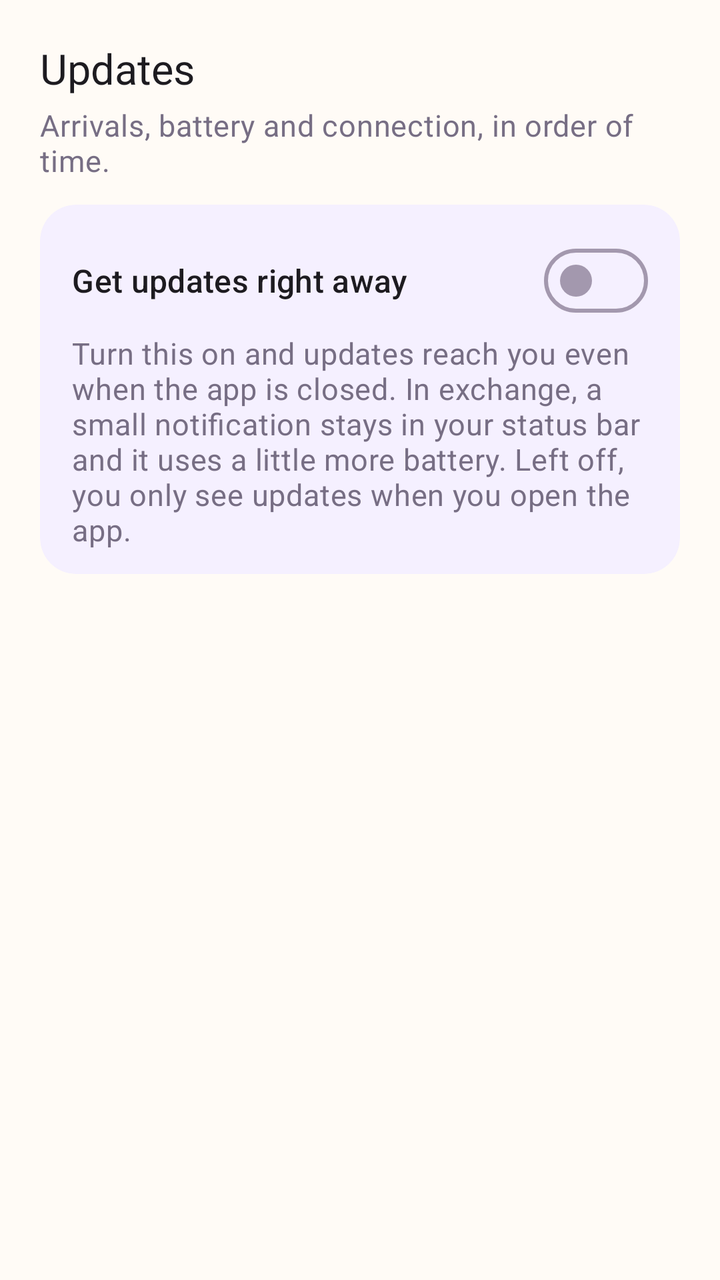
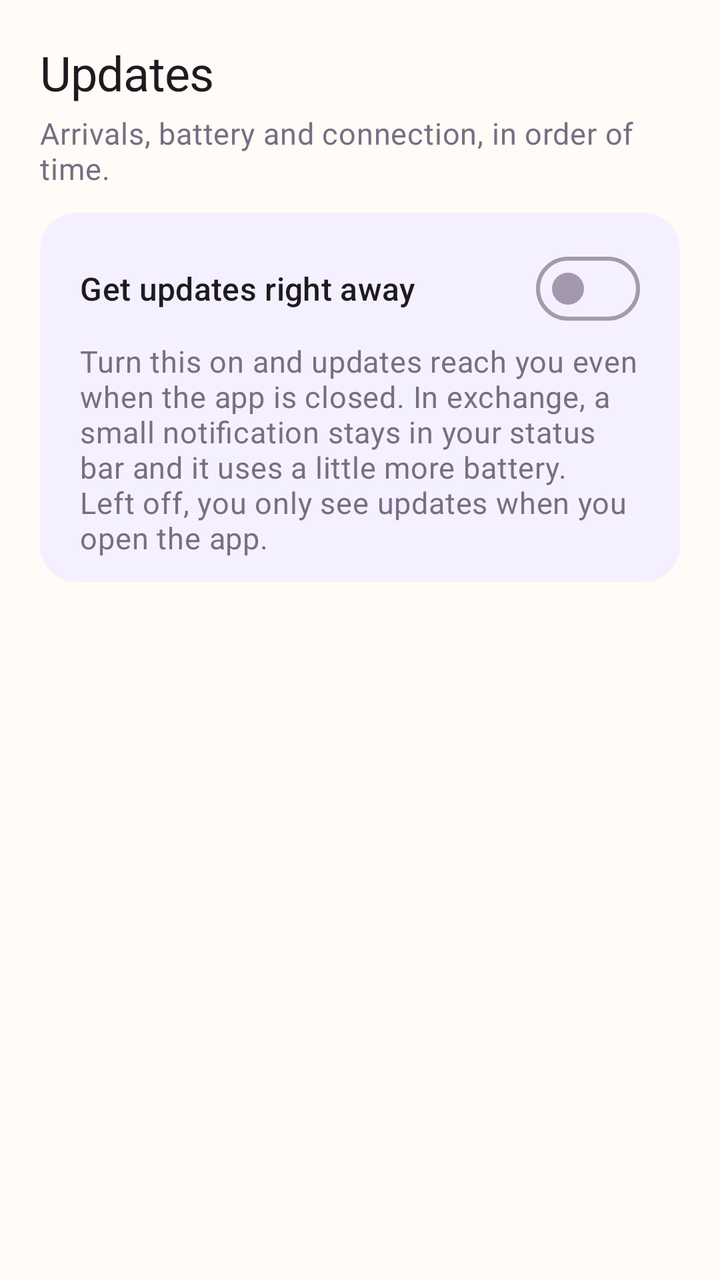

Screens rendered from an Android XML layout before and after an edit, with the pre-edit source and the edit as a unified diff.
<!-- AndroidManifest.xml: application theme Theme.KidCare -->
<!-- res/layout/fragment_alert.xml -->
<?xml version="1.0" encoding="utf-8"?>
<LinearLayout xmlns:android="http://schemas.android.com/apk/res/android"
    xmlns:app="http://schemas.android.com/apk/res-auto"
    android:layout_width="match_parent"
    android:layout_height="match_parent"
    android:orientation="vertical">

    <LinearLayout
        android:layout_width="match_parent"
        android:layout_height="wrap_content"
        android:orientation="vertical"
        android:paddingHorizontal="20dp"
        android:paddingTop="20dp"
        android:paddingBottom="12dp">

        <TextView
            android:layout_width="match_parent"
            android:layout_height="wrap_content"
            android:text="@string/alert_header_title"
            android:textAppearance="?attr/textAppearanceTitleLarge" />

        <TextView
            android:layout_width="match_parent"
            android:layout_height="wrap_content"
            android:layout_marginTop="4dp"
            android:text="@string/alert_header_subtitle"
            android:textAppearance="?attr/textAppearanceBodyMedium"
            android:textColor="?attr/colorOnSurfaceVariant" />
    </LinearLayout>

    
    <com.google.android.material.card.MaterialCardView
        android:layout_width="match_parent"
        android:layout_height="wrap_content"
        android:layout_marginHorizontal="20dp"
        android:layout_marginBottom="8dp"
        app:cardBackgroundColor="?attr/colorSurfaceContainerHigh"
        app:shapeAppearance="@style/ShapeAppearance.KidCare.Medium"
        app:strokeWidth="0dp">

        <LinearLayout
            android:layout_width="match_parent"
            android:layout_height="wrap_content"
            android:orientation="vertical"
            android:paddingHorizontal="16dp"
            android:paddingVertical="12dp">

            <com.google.android.material.materialswitch.MaterialSwitch
                android:id="@+id/service_switch"
                android:layout_width="match_parent"
                android:layout_height="wrap_content"
                android:minHeight="52dp"
                android:saveEnabled="false"
                android:text="@string/alert_service_switch"
                android:textAppearance="?attr/textAppearanceTitleSmall" />

            <TextView
                android:layout_width="match_parent"
                android:layout_height="wrap_content"
                android:text="@string/alert_service_hint"
                android:textAppearance="?attr/textAppearanceBodyMedium"
                android:textColor="?attr/colorOnSurfaceVariant" />
        </LinearLayout>
    </com.google.android.material.card.MaterialCardView>

    
    <TextView
        android:id="@+id/alert_state"
        android:layout_width="match_parent"
        android:layout_height="wrap_content"
        android:padding="16dp"
        android:textAppearance="?attr/textAppearanceBodyMedium"
        android:textColor="?attr/colorOnSurfaceVariant"
        android:visibility="gone" />

    <FrameLayout
        android:layout_width="match_parent"
        android:layout_height="0dp"
        android:layout_weight="1">

        <androidx.recyclerview.widget.RecyclerView
            android:id="@+id/alert_list"
            android:layout_width="match_parent"
            android:layout_height="match_parent"
            android:clipToPadding="false"
            android:paddingTop="4dp"
            android:paddingBottom="12dp" />

        
        <TextView
            android:id="@+id/alert_empty"
            android:layout_width="match_parent"
            android:layout_height="wrap_content"
            android:layout_gravity="center"
            android:gravity="center"
            android:padding="24dp"
            android:text="@string/alert_empty"
            android:textAppearance="?attr/textAppearanceBodyMedium"
            android:textColor="?attr/colorOnSurfaceVariant"
            android:visibility="gone" />
    </FrameLayout>
</LinearLayout>
<!-- resources referenced by this layout -->
<resources>
  <string name="alert_empty" formatted="false">No updates yet.\nPick a school or academy on the Places tab\nand arrivals will show up here.</string>
  <string name="alert_header_subtitle" formatted="false">Arrivals, battery and connection, in order of time.</string>
  <string name="alert_header_title" formatted="false">Updates</string>
  <string name="alert_service_hint" formatted="false">Turn this on and updates reach you even when the app is closed. In exchange, a small notification stays in your status bar and it uses a little more battery. Left off, you only see updates when you open the app.</string>
  <string name="alert_service_switch" formatted="false">Get updates right away</string>
  <style parent="" name="ShapeAppearance.KidCare.Medium">
          <item name="cornerFamily">rounded</item>
          <item name="cornerSize">18dp</item>
      </style>
  <color name="sky">#826DCC</color>
  <color name="on_accent">#FFFFFF</color>
  <color name="sky_soft">#EEE9FF</color>
  <color name="ink">#342D3F</color>
  <color name="apricot">#F2A05F</color>
  <color name="apricot_soft">#FFF0E2</color>
  <color name="on_apricot_soft">#5A3216</color>
  <color name="grass">#7E9D68</color>
  <color name="grass_soft">#EDF4E7</color>
  <color name="berry_ink">#B64C66</color>
  <color name="paper_card">#FFFEFC</color>
  <color name="berry_soft">#FDE8F2</color>
  <color name="on_berry_soft">#5B213C</color>
  <color name="paper">#FFFBF6</color>
  <color name="paper_fold">#F5F0FF</color>
  <color name="ink_soft">#776E84</color>
  <color name="line">#A398AE</color>
  <color name="line_soft">#E9E1ED</color>
  <style parent="" name="ShapeAppearance.KidCare.ExtraSmall">
          <item name="cornerFamily">rounded</item>
          <item name="cornerSize">6dp</item>
      </style>
  <style parent="" name="ShapeAppearance.KidCare.Small">
          <item name="cornerFamily">rounded</item>
          <item name="cornerSize">12dp</item>
      </style>
  <style parent="" name="ShapeAppearance.KidCare.Large">
          <item name="cornerFamily">rounded</item>
          <item name="cornerSize">24dp</item>
      </style>
  <style parent="" name="ShapeAppearance.KidCare.ExtraLarge">
          <item name="cornerFamily">rounded</item>
          <item name="cornerSize">28dp</item>
      </style>
  <style name="TextAppearance.KidCare.TitleSmall" parent="TextAppearance.Material3.TitleSmall">
          <item name="android:textSize">16sp</item><item name="android:fontFamily">sans-serif-medium</item><item name="lineHeight">23sp</item>
      </style>
  <style name="TextAppearance.KidCare.BodyLarge" parent="TextAppearance.Material3.BodyLarge">
          <item name="android:textSize">17sp</item><item name="lineHeight">26sp</item>
      </style>
  <style name="TextAppearance.KidCare.BodyMedium" parent="TextAppearance.Material3.BodyMedium">
          <item name="android:textSize">15sp</item><item name="lineHeight">23sp</item>
      </style>
  <style name="TextAppearance.KidCare.BodySmall" parent="TextAppearance.Material3.BodySmall">
          <item name="android:textSize">13sp</item><item name="lineHeight">19sp</item>
      </style>
  <style name="TextAppearance.KidCare.LabelLarge" parent="TextAppearance.Material3.LabelLarge">
          <item name="android:textSize">15sp</item><item name="android:fontFamily">sans-serif-medium</item><item name="lineHeight">21sp</item>
      </style>
  <style name="TextAppearance.KidCare.LabelSmall" parent="TextAppearance.Material3.LabelSmall">
          <item name="android:textSize">12sp</item><item name="android:fontFamily">sans-serif-medium</item><item name="lineHeight">16sp</item>
      </style>
  <style parent="" name="ShapeAppearance.KidCare.Pill">
          <item name="cornerFamily">rounded</item>
          <item name="cornerSize">50%</item>
      </style>
  <!-- unchanged entries left out for length: 16 -->
</resources>

<!-- the commit's change to res/layout/fragment_alert.xml (unified diff, before → after) -->
@@ -9,7 +9,7 @@
         android:layout_width="match_parent"
         android:layout_height="wrap_content"
         android:orientation="vertical"
-        android:paddingHorizontal="20dp"
+        android:paddingHorizontal="@dimen/edge"
         android:paddingTop="20dp"
         android:paddingBottom="12dp">
 
@@ -17,7 +17,7 @@
             android:layout_width="match_parent"
             android:layout_height="wrap_content"
             android:text="@string/alert_header_title"
-            android:textAppearance="?attr/textAppearanceTitleLarge" />
+            android:textAppearance="?attr/textAppearanceHeadlineSmall" />
 
         <TextView
             android:layout_width="match_parent"
@@ -32,7 +32,7 @@
     <com.google.android.material.card.MaterialCardView
         android:layout_width="match_parent"
         android:layout_height="wrap_content"
-        android:layout_marginHorizontal="20dp"
+        android:layout_marginHorizontal="@dimen/edge"
         android:layout_marginBottom="8dp"
         app:cardBackgroundColor="?attr/colorSurfaceContainerHigh"
         app:shapeAppearance="@style/ShapeAppearance.KidCare.Medium"
@@ -42,7 +42,7 @@
             android:layout_width="match_parent"
             android:layout_height="wrap_content"
             android:orientation="vertical"
-            android:paddingHorizontal="16dp"
+            android:paddingHorizontal="@dimen/edge"
             android:paddingVertical="12dp">
 
             <com.google.android.material.materialswitch.MaterialSwitch
@@ -68,7 +68,8 @@
         android:id="@+id/alert_state"
         android:layout_width="match_parent"
         android:layout_height="wrap_content"
-        android:padding="16dp"
+        android:paddingHorizontal="@dimen/edge"
+            android:paddingVertical="16dp"
         android:textAppearance="?attr/textAppearanceBodyMedium"
         android:textColor="?attr/colorOnSurfaceVariant"
         android:visibility="gone" />
<!-- resource entries referenced after the edit -->
@@ -1,5 +1,6 @@
 <!-- resources referenced by this layout -->
 <resources>
+  <dimen name="edge">20dp</dimen>
   <string name="alert_empty" formatted="false">No updates yet.\nPick a school or academy on the Places tab\nand arrivals will show up here.</string>
   <string name="alert_header_subtitle" formatted="false">Arrivals, battery and connection, in order of time.</string>
   <string name="alert_header_title" formatted="false">Updates</string>
